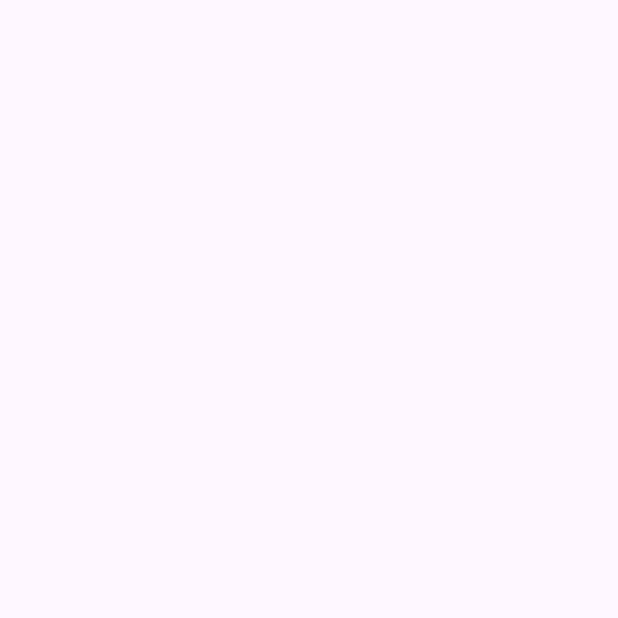
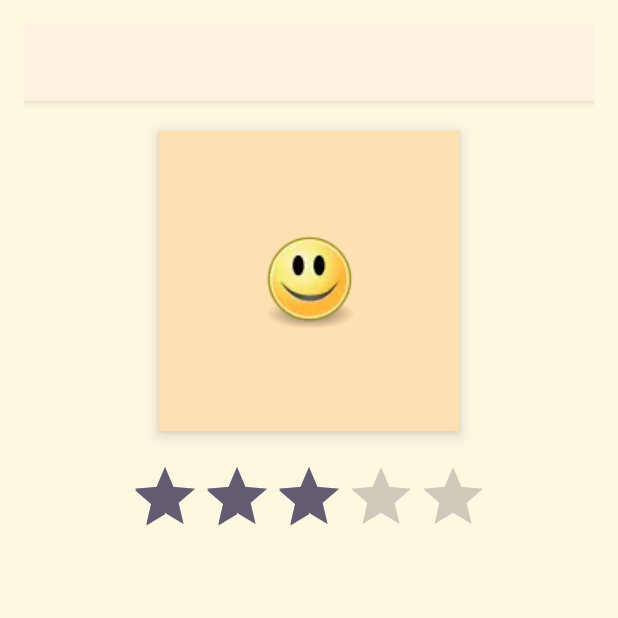
Before and after one commit to JosephGod37/PersonalityQuiz, an Android app: the SummaryActivity screen opened directly, with no data from a screen before it, on a phone screen of 412 x 824 dp, the top half of it. Before the commit the part shown is empty. Run offline under Robolectric (Android 15) with nearby library versions, the phone set to English and light mode, and no system bars.

Commit message:
zrobienie summary activity i dodanie ilosci czasu do activity main

```diff
--- a/PersonalityQuiz/app/src/main/java/com/example/personalityquiz/MainActivity.kt
+++ b/PersonalityQuiz/app/src/main/java/com/example/personalityquiz/MainActivity.kt
@@ -61,6 +61,9 @@ class MainActivity : AppCompatActivity() {
             val month = calendar.get(Calendar.MONTH)
             val day = calendar.get(Calendar.DAY_OF_MONTH)
 
+
+
+
             val datePicker = DatePickerDialog(this, { _, y, m, d ->
                 chosenDate = "$d/${m + 1}/$y"
                 val timePicker = TimePickerDialog(this, { _, hour, minute ->
@@ -97,6 +100,12 @@ class MainActivity : AppCompatActivity() {
                 score >= 20 -> "Ambiwertyk"
                 else -> "Introwertyk"
             }
+            val elapsedMillis = SystemClock.elapsedRealtime() - chronometer.base
+            val elapsedSeconds = (elapsedMillis / 1000) % 60
+            val elapsedMinutes = (elapsedMillis / 1000) / 60
+
+            val timeTaken = String.format("%02d:%02d", elapsedMinutes, elapsedSeconds)
+
 
             val resultText = """
                 Typ osobowości: $personalityType
@@ -105,6 +114,7 @@ class MainActivity : AppCompatActivity() {
                 Towarzyskość: $seekValue
                 Ulubiony kolor: $spinnerValue
                 Data i czas quizu: $chosenDate $chosenTime
+                Czas ukończenia quizu: $timeTaken (mm:ss)
             """.trimIndent()
 
             val intent = Intent(this, SummaryActivity::class.java)
--- a/PersonalityQuiz/app/src/main/java/com/example/personalityquiz/SummaryActivity.kt
+++ b/PersonalityQuiz/app/src/main/java/com/example/personalityquiz/SummaryActivity.kt
@@ -1,20 +1,33 @@
 package com.example.personalityquiz
 
 import android.os.Bundle
-import androidx.activity.enableEdgeToEdge
+import android.widget.ImageView
+import android.widget.RatingBar
+import android.widget.TextView
 import androidx.appcompat.app.AppCompatActivity
-import androidx.core.view.ViewCompat
-import androidx.core.view.WindowInsetsCompat
 
 class SummaryActivity : AppCompatActivity() {
+
     override fun onCreate(savedInstanceState: Bundle?) {
         super.onCreate(savedInstanceState)
-        enableEdgeToEdge()
         setContentView(R.layout.activity_summary)
-        ViewCompat.setOnApplyWindowInsetsListener(findViewById(R.id.main)) { v, insets ->
-            val systemBars = insets.getInsets(WindowInsetsCompat.Type.systemBars())
-            v.setPadding(systemBars.left, systemBars.top, systemBars.right, systemBars.bottom)
-            insets
+
+        val resultText = intent.getStringExtra("resultText") ?: ""
+        val personalityType = intent.getStringExtra("personalityType") ?: ""
+
+        val textViewResult = findViewById<TextView>(R.id.textViewResult)
+        val imageView = findViewById<ImageView>(R.id.imageView)
+        val ratingBar = findViewById<RatingBar>(R.id.ratingBar)
+
+        textViewResult.text = resultText
+
+        val imageRes = when(personalityType) {
+            "Introwertyk" -> R.drawable.introwertyk
+            "Ekstrawertyk" -> R.drawable.ekstrawertyk
+            "Ambiwertyk"  -> R.drawable.ambiwertyk
+            else -> R.drawable.facesmile
         }
+
+        imageView.setImageResource(imageRes)
     }
 }
--- a/PersonalityQuiz/app/src/main/res/layout/activity_summary.xml
+++ b/PersonalityQuiz/app/src/main/res/layout/activity_summary.xml
@@ -1,10 +1,45 @@
 <?xml version="1.0" encoding="utf-8"?>
-<androidx.constraintlayout.widget.ConstraintLayout xmlns:android="http://schemas.android.com/apk/res/android"
-    xmlns:app="http://schemas.android.com/apk/res-auto"
-    xmlns:tools="http://schemas.android.com/tools"
-    android:id="@+id/main"
+<LinearLayout xmlns:android="http://schemas.android.com/apk/res/android"
     android:layout_width="match_parent"
     android:layout_height="match_parent"
-    tools:context=".SummaryActivity">
+    android:orientation="vertical"
+    android:gravity="center_horizontal"
+    android:padding="16dp"
+    android:background="#FFF8E1">
 
-</androidx.constraintlayout.widget.ConstraintLayout>
+    <TextView
+        android:id="@+id/textViewResult"
+        android:layout_width="match_parent"
+        android:layout_height="wrap_content"
+        android:text="Opis osobowości"
+        android:textSize="20sp"
+        android:textColor="#5D4037"
+        android:padding="12dp"
+        android:background="#FFF3E0"
+        android:elevation="4dp"
+        android:layout_marginBottom="20dp"
+        android:fontFamily="sans-serif-medium" />
+
+    <ImageView
+        android:id="@+id/imageView"
+        android:layout_width="200dp"
+        android:layout_height="200dp"
+        android:src="@drawable/facesmile"
+        android:contentDescription="Obrazek typu osobowości"
+        android:layout_marginBottom="20dp"
+        android:scaleType="centerInside"
+        android:background="#FFE0B2"
+        android:elevation="6dp"
+        android:padding="8dp"
+        android:clipToOutline="true" />
+
+    <RatingBar
+        android:id="@+id/ratingBar"
+        android:layout_width="wrap_content"
+        android:layout_height="wrap_content"
+        android:numStars="5"
+        android:stepSize="1"
+        android:rating="3"
+        android:isIndicator="false" />
+
+</LinearLayout>
```
Also changed, not shown: PersonalityQuiz/app/src/main/res/drawable/ambiwertyk.png (added), PersonalityQuiz/app/src/main/res/drawable/ekstrawertyk.jpg (added), PersonalityQuiz/app/src/main/res/drawable/facesmile.png (added), PersonalityQuiz/app/src/main/res/drawable/introwertyk.png (added).
